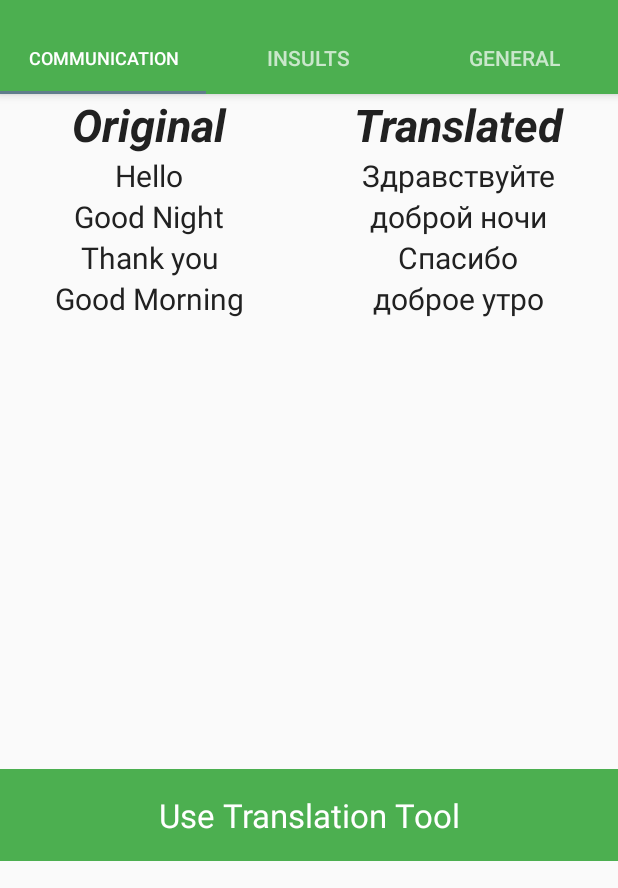
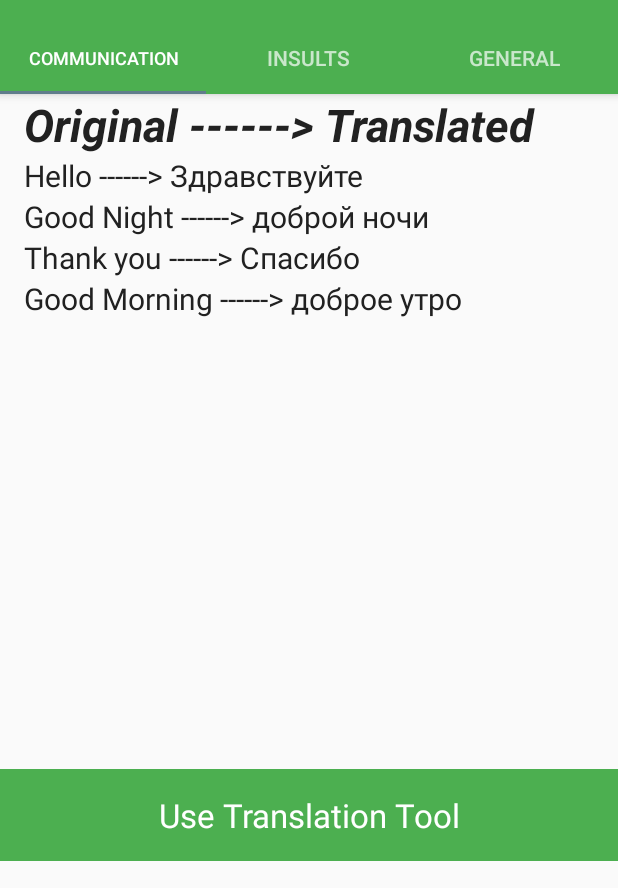
Before and after one commit to mariosfx540/MobileHCI_Project, an Android app: the Tab1Fragment screen opened directly, with no data from a screen before it, on a phone screen of 412 x 824 dp, the part 74-962 px from its top. Run offline under Robolectric (Android 15) with nearby library versions, the phone set to English and light mode, and no system bars.

Commit message:
Tab Content Changed

```diff
--- a/app/src/main/res/layout/tab1_fragment.xml
+++ b/app/src/main/res/layout/tab1_fragment.xml
@@ -1,104 +1,112 @@
 <?xml version="1.0" encoding="utf-8"?>
-
-    <TableLayout xmlns:android="http://schemas.android.com/apk/res/android"
+<RelativeLayout xmlns:android="http://schemas.android.com/apk/res/android"
     android:layout_width="match_parent"
-        android:layout_height="match_parent"
-        android:stretchColumns="*">
-        <TableRow>
+    android:layout_height="match_parent">
+            <LinearLayout
+                android:layout_width="match_parent"
+                android:layout_height="wrap_content"
+                android:orientation="horizontal"
+                android:id="@+id/linear1"
+                android:paddingLeft="16dp"
+                android:paddingRight="16dp">
             <TextView
                 android:layout_width="match_parent"
                 android:layout_height="wrap_content"
                 android:textColor="@color/primary_text"
                 android:textSize="30dp"
-                android:text="Original"
+                android:text="Original ------> Translated"
                 android:textStyle="bold|italic"
-                android:gravity="center"/>
-            <TextView
+                android:gravity="left"/>
+
+            </LinearLayout>
+                <LinearLayout
                     android:layout_width="match_parent"
                     android:layout_height="wrap_content"
-                android:textColor="@color/primary_text"
-                android:textSize="30dp"
-                android:text="Translated"
-                android:textStyle="bold|italic"
-                android:gravity="center"/>
-        </TableRow>
-
-        <TableRow>
+                    android:orientation="horizontal"
+                    android:id="@+id/linear2"
+                    android:layout_below="@id/linear1"
+                    android:paddingLeft="16dp"
+                    android:paddingRight="16dp">
                 <TextView
                     android:layout_width="match_parent"
                     android:layout_height="wrap_content"
                     android:textColor="@color/primary_text"
                     android:textSize="20dp"
-                android:text="Hello"
-                android:gravity="center"/>
+                    android:text="Hello ------> Здравствуйте"
+
+                    android:gravity="left"/>
+
+
+        </LinearLayout>
+
+
+        <LinearLayout
+                android:layout_width="match_parent"
+                android:layout_height="wrap_content"
+                android:orientation="horizontal"
+                android:id="@+id/linear3"
+                android:layout_below="@id/linear2"
+                android:paddingLeft="16dp"
+                android:paddingRight="16dp">
             <TextView
                 android:layout_width="match_parent"
                 android:layout_height="wrap_content"
                 android:textColor="@color/primary_text"
                 android:textSize="20dp"
-                android:text="Здравствуйте"
-                android:gravity="center"/>
-        </TableRow>
+                android:text="Good Night ------> доброй ночи"
 
-        <TableRow>
+                android:gravity="left"/>
+
+
+        </LinearLayout>
+
+
+    <LinearLayout
+        android:layout_width="match_parent"
+        android:layout_height="wrap_content"
+        android:orientation="horizontal"
+        android:id="@+id/linear4"
+        android:layout_below="@id/linear3"
+        android:paddingLeft="16dp"
+        android:paddingRight="16dp">
         <TextView
             android:layout_width="match_parent"
             android:layout_height="wrap_content"
             android:textColor="@color/primary_text"
             android:textSize="20dp"
-                android:text="Good Night"
-                android:gravity="center"/>
+            android:text="Thank you ------> Спасибо"
+
+            android:gravity="left"/>
+
+
+    </LinearLayout>
+
+
+    <LinearLayout
+        android:layout_width="match_parent"
+        android:layout_height="wrap_content"
+        android:orientation="horizontal"
+        android:id="@+id/linear5"
+        android:layout_below="@id/linear4"
+        android:paddingLeft="16dp"
+        android:paddingRight="16dp">
         <TextView
             android:layout_width="match_parent"
             android:layout_height="wrap_content"
             android:textColor="@color/primary_text"
             android:textSize="20dp"
-                android:text="доброй ночи"
-                android:gravity="center"/>
-        </TableRow>
+            android:text="Good Morning ------> доброе утро"
 
-        <TableRow>
-            <TextView
-                android:layout_width="match_parent"
-                android:layout_height="wrap_content"
-                android:textColor="@color/primary_text"
-                android:textSize="20dp"
-                android:text="Thank you"
-                android:gravity="center"/>
-            <TextView
-                android:layout_width="match_parent"
-                android:layout_height="wrap_content"
-                android:textColor="@color/primary_text"
-                android:textSize="20dp"
-                android:text="Спасибо"
-                android:gravity="center"/>
-        </TableRow>
-
-        <TableRow>
-            <TextView
-                android:layout_width="match_parent"
-                android:layout_height="wrap_content"
-                android:textColor="@color/primary_text"
-                android:textSize="20dp"
-                android:text="Good Morning"
-                android:gravity="center"/>
-            <TextView
-                android:layout_width="match_parent"
-                android:layout_height="wrap_content"
-                android:textColor="@color/primary_text"
-                android:textSize="20dp"
-                android:text="доброе утро"
-                android:gravity="center"/>
-
-        </TableRow>
+            android:gravity="left"/>
 
 
+    </LinearLayout>
 
             <TextView
                 android:id="@+id/btnSpeak"
                 android:layout_width="match_parent"
                 android:layout_height="wrap_content"
-                android:layout_marginTop="300dp"
+                android:layout_marginTop="450dp"
                 android:textColor="@color/icons"
                 android:background="@color/primary"
                 android:clickable="true"
@@ -109,7 +117,4 @@
 
                 android:textStyle="normal"/>
 
-
-
-
-</TableLayout>
+</RelativeLayout>
```
Also changed, not shown: app/src/main/res/layout/tab2_fragment.xml (+74 -60 lines), app/src/main/res/layout/tab3_fragment.xml (+73 -61 lines). Lines whose indentation alone changed are shown as unchanged.
